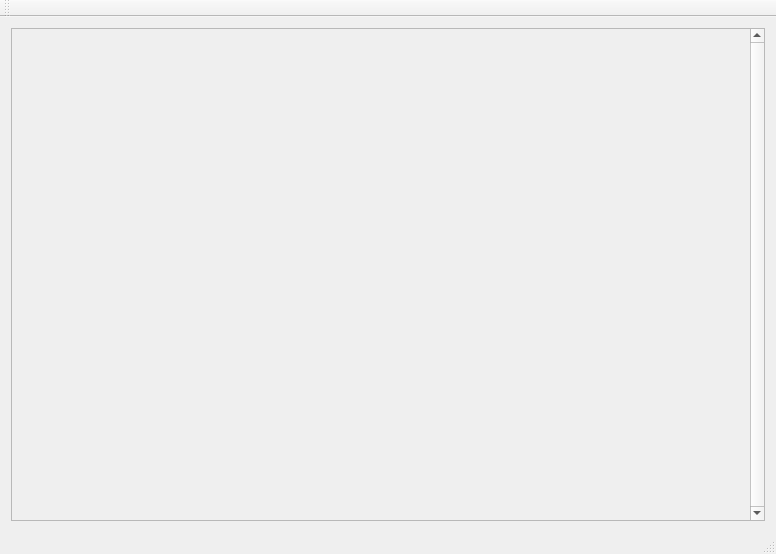
sly-loki/ToDoApp, file mainwindow.ui: the form before one commit.
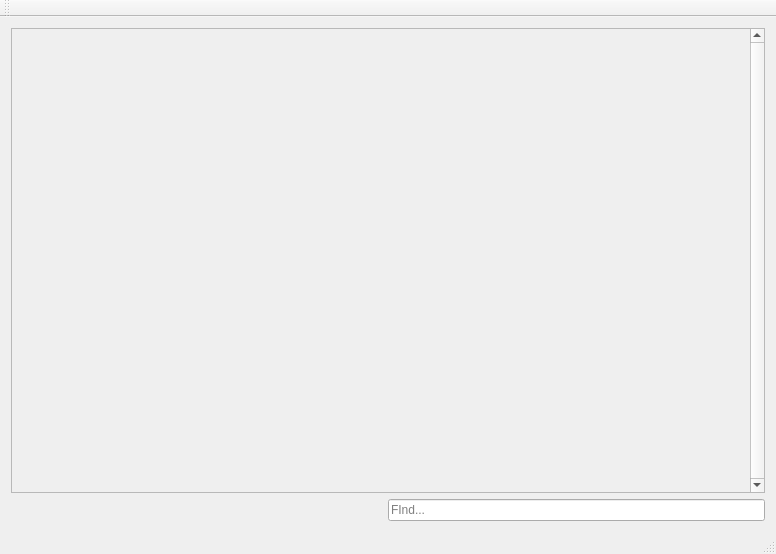
The form after the commit.

What changed in the file:
```diff
--- a/mainwindow.ui
+++ b/mainwindow.ui
@@ -32,7 +32,7 @@
          <x>0</x>
          <y>0</y>
          <width>743</width>
-         <height>474</height>
+         <height>439</height>
         </rect>
        </property>
        <property name="sizePolicy">
@@ -44,6 +44,30 @@
       </widget>
      </widget>
     </item>
+    <item>
+     <layout class="QHBoxLayout" name="horizontalLayout">
+      <item>
+       <spacer name="horizontalSpacer">
+        <property name="orientation">
+         <enum>Qt::Horizontal</enum>
+        </property>
+        <property name="sizeHint" stdset="0">
+         <size>
+          <width>40</width>
+          <height>20</height>
+         </size>
+        </property>
+       </spacer>
+      </item>
+      <item>
+       <widget class="QLineEdit" name="searchEdit">
+        <property name="placeholderText">
+         <string>FInd...</string>
+        </property>
+       </widget>
+      </item>
+     </layout>
+    </item>
    </layout>
   </widget>
   <widget class="QMenuBar" name="menuBar">
```
